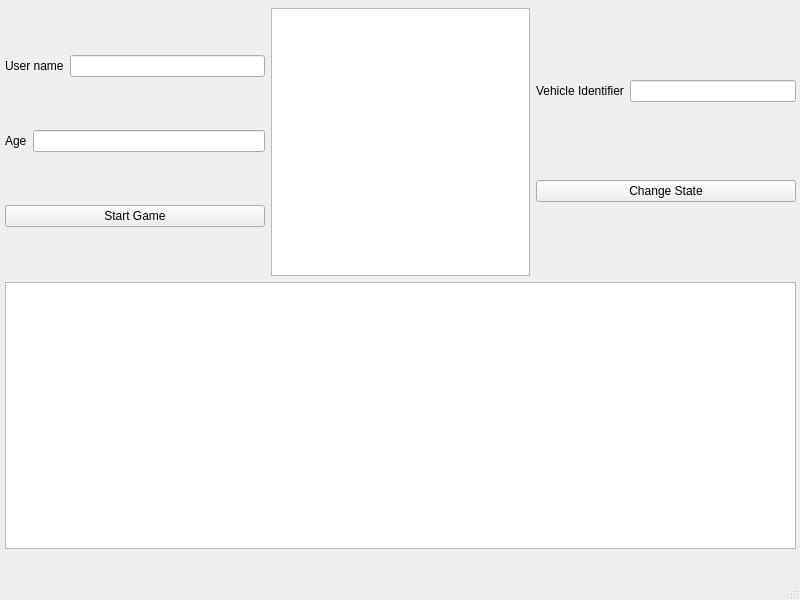
cpr0gr4mm3r/Qt-factory-method, file mainwindow.ui: the form before one commit.
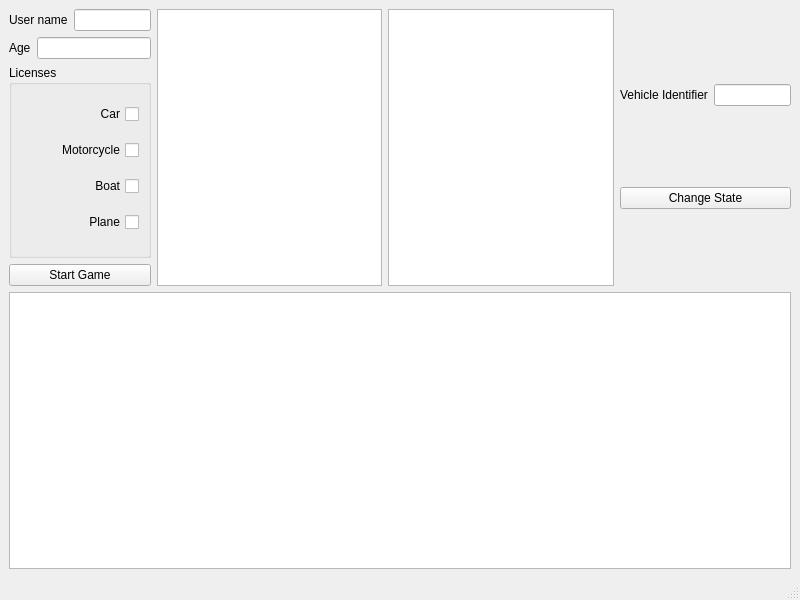
The form after the commit.

Commit message: A new VehicleTableModel class that implements QAbstractTableModel class was added. This class instantiates the model to be set in the new QTableView widget added to the main window.

Patch:
```diff
--- a/mainwindow.ui
+++ b/mainwindow.ui
@@ -14,20 +14,13 @@
    <string>MainWindow</string>
   </property>
   <widget class="QWidget" name="centralwidget">
-   <widget class="QWidget" name="verticalLayoutWidget_2">
-    <property name="geometry">
-     <rect>
-      <x>5</x>
-      <y>8</y>
-      <width>791</width>
-      <height>541</height>
-     </rect>
-    </property>
-    <layout class="QVBoxLayout" name="verticalLayout_3">
+   <layout class="QVBoxLayout" name="verticalLayout_4">
      <item>
-      <layout class="QHBoxLayout" name="horizontalLayout_2">
+     <layout class="QHBoxLayout" name="modelWidgetsHorizontalLayout">
        <item>
-        <layout class="QVBoxLayout" name="verticalLayout">
+       <layout class="QVBoxLayout" name="userMainVerticalLayout">
+        <item>
+         <layout class="QVBoxLayout" name="userVerticalLayout">
          <item>
           <layout class="QHBoxLayout" name="userNameHorizontalLayout">
            <item>
@@ -56,6 +49,73 @@
            </item>
           </layout>
          </item>
+         </layout>
+        </item>
+        <item>
+         <widget class="QGroupBox" name="licensesGroupBox">
+          <property name="title">
+           <string>Licenses</string>
+          </property>
+          <layout class="QVBoxLayout" name="verticalLayout">
+           <item>
+            <layout class="QHBoxLayout" name="carLicenseHorizontalLayout">
+             <item>
+              <widget class="QCheckBox" name="carLicenseCheckBox">
+               <property name="layoutDirection">
+                <enum>Qt::RightToLeft</enum>
+               </property>
+               <property name="text">
+                <string>Car</string>
+               </property>
+              </widget>
+             </item>
+            </layout>
+           </item>
+           <item>
+            <layout class="QHBoxLayout" name="motorcycleLicenseHorizontalLayout">
+             <item>
+              <widget class="QCheckBox" name="motorcycleLicenseCheckBox">
+               <property name="layoutDirection">
+                <enum>Qt::RightToLeft</enum>
+               </property>
+               <property name="text">
+                <string>Motorcycle</string>
+               </property>
+              </widget>
+             </item>
+            </layout>
+           </item>
+           <item>
+            <layout class="QHBoxLayout" name="boatLicenseHorizontalLayout">
+             <item>
+              <widget class="QCheckBox" name="boatLicenseCheckBox">
+               <property name="layoutDirection">
+                <enum>Qt::RightToLeft</enum>
+               </property>
+               <property name="text">
+                <string>Boat</string>
+               </property>
+              </widget>
+             </item>
+            </layout>
+           </item>
+           <item>
+            <layout class="QHBoxLayout" name="planeLicenseHorizontalLayout">
+             <item>
+              <widget class="QCheckBox" name="planeLicenseCheckBox">
+               <property name="layoutDirection">
+                <enum>Qt::RightToLeft</enum>
+               </property>
+               <property name="text">
+                <string>Plane</string>
+               </property>
+              </widget>
+             </item>
+            </layout>
+           </item>
+          </layout>
+         </widget>
+        </item>
          <item>
           <widget class="QPushButton" name="startGamePushButton">
            <property name="text">
@@ -66,12 +126,15 @@
         </layout>
        </item>
        <item>
-        <widget class="QTableWidget" name="tableWidget"/>
+       <widget class="QTableView" name="vehiclesTableView"/>
        </item>
        <item>
-        <layout class="QVBoxLayout" name="verticalLayout_2">
+       <widget class="QTableWidget" name="vehiclesTableWidget"/>
+      </item>
          <item>
-          <layout class="QHBoxLayout" name="horizontalLayout">
+       <layout class="QVBoxLayout" name="vehicleVerticalLayout">
+        <item>
+         <layout class="QHBoxLayout" name="vehicleHorizontalLayout">
            <item>
             <widget class="QLabel" name="vehicleIdentifierLabel">
              <property name="text">
@@ -96,10 +159,9 @@
       </layout>
      </item>
      <item>
-      <widget class="QListView" name="listView"/>
-     </item>
-    </layout>
-   </widget>
+     <widget class="QListView" name="logListView"/>
+    </item>
+   </layout>
   </widget>
   <widget class="QMenuBar" name="menubar">
    <property name="geometry">
```
Lines whose indentation alone changed are shown as unchanged. The commit also changes 12 other files.
